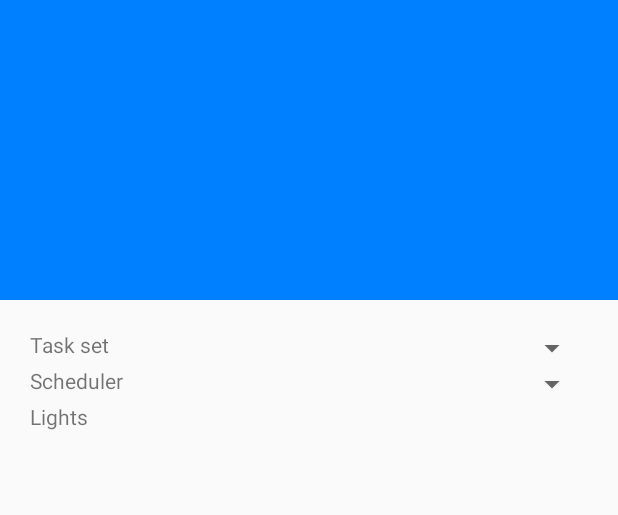
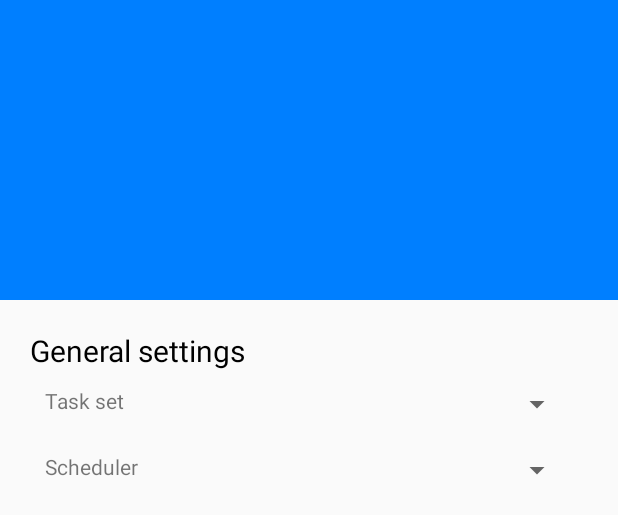
Before and after one commit to 2IMN00-16/Android, an Android app: the layout fragment_home.xml on its own in the app's theme, with its tools: preview values and no code run, on a phone screen of 412 x 824 dp. Shown: the top 515 px of the screen. Run offline under Robolectric (Android 15) with nearby library versions, the phone set to English and light mode, and no system bars.

Commit message:
Create layout for HomeFragment

```diff
--- a/app/src/main/res/layout/fragment_home.xml
+++ b/app/src/main/res/layout/fragment_home.xml
@@ -17,17 +17,24 @@
         android:layout_width="match_parent"
         android:layout_height="match_parent"
         android:layout_below="@id/home_header"
-        android:padding="20dp"
         >
 
         <LinearLayout
             android:orientation="vertical"
             android:layout_width="match_parent"
-            android:layout_height="wrap_content">
+            android:layout_height="wrap_content"
+            android:layout_margin="20dp">
+            <TextView
+                android:layout_width="match_parent"
+                android:layout_height="wrap_content"
+                android:textSize="20dp"
+                android:textColor="#000"
+                android:text="General settings"/>
 
             <LinearLayout
                 android:layout_width="match_parent"
-                android:layout_height="wrap_content">
+                android:layout_height="wrap_content"
+                android:padding="10dp">
 
                 <TextView
                     android:layout_width="0dp"
@@ -45,7 +52,8 @@
 
             <LinearLayout
                 android:layout_width="match_parent"
-                android:layout_height="wrap_content">
+                android:layout_height="wrap_content"
+                android:padding="10dp">
 
                 <TextView
                     android:layout_width="0dp"
@@ -60,24 +68,6 @@
                     android:layout_height="wrap_content"/>
 
             </LinearLayout>
-
-            <LinearLayout
-                android:orientation="vertical"
-                android:layout_width="match_parent"
-                android:layout_height="match_parent">
-                <TextView
-                    android:layout_width="match_parent"
-                    android:layout_height="wrap_content"
-                    android:text="@string/home_select_light_state"/>
-
-                <ListView
-                    android:id="@+id/lights"
-                    android:layout_marginStart="20dp"
-                    android:layout_width="match_parent"
-                    android:layout_height="wrap_content"/>
-
-            </LinearLayout>
-
         </LinearLayout>
     </ScrollView>
 
```
Also changed, not shown: app/src/main/java/nl/tue/san/ui/HomeFragment.java (+69 -4 lines).
